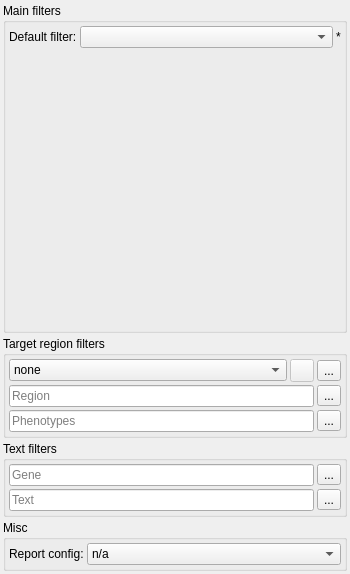
First picture: the form in src/GSvar/FilterWidgetSV.ui, repository imgag/ngs-bits, before the edit.
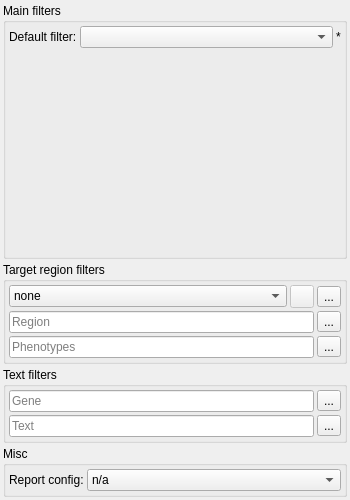
Second picture: the form after the edit. Icons and pictures are not drawn. Custom widgets are drawn as their Qt base class.

What changed in the file:
```diff
--- a/src/GSvar/FilterWidgetSV.ui
+++ b/src/GSvar/FilterWidgetSV.ui
@@ -7,9 +7,15 @@
     <x>0</x>
     <y>0</y>
     <width>350</width>
-    <height>574</height>
+    <height>500</height>
    </rect>
   </property>
+  <property name="sizePolicy">
+   <sizepolicy hsizetype="Minimum" vsizetype="Preferred">
+    <horstretch>0</horstretch>
+    <verstretch>0</verstretch>
+   </sizepolicy>
+  </property>
   <property name="minimumSize">
    <size>
     <width>350</width>
```
